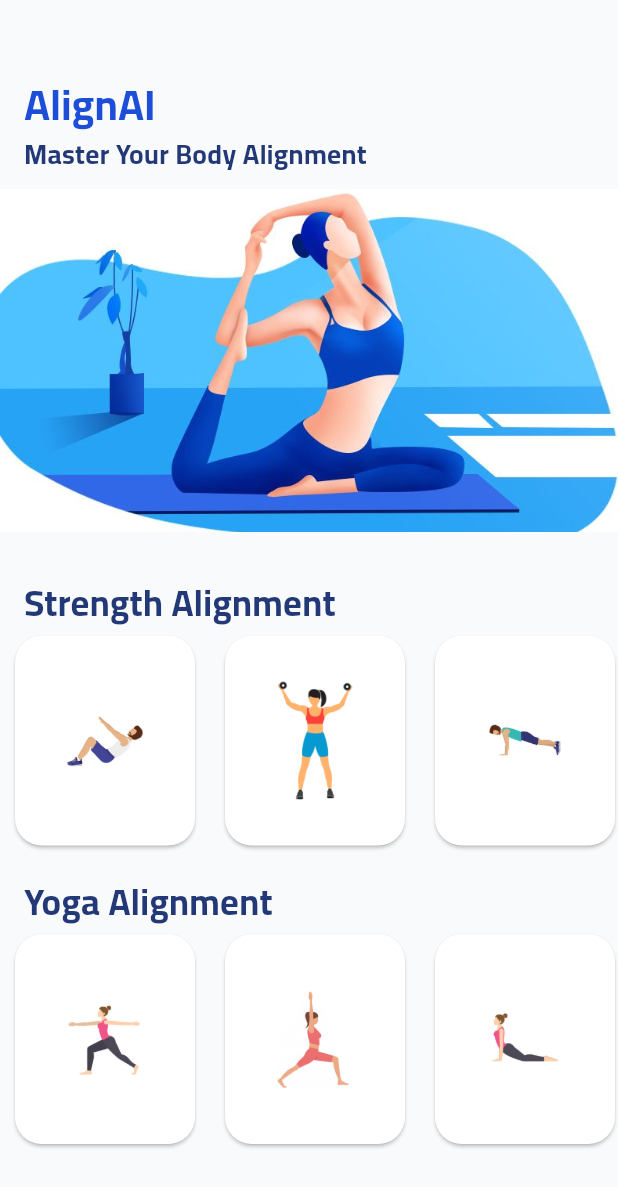
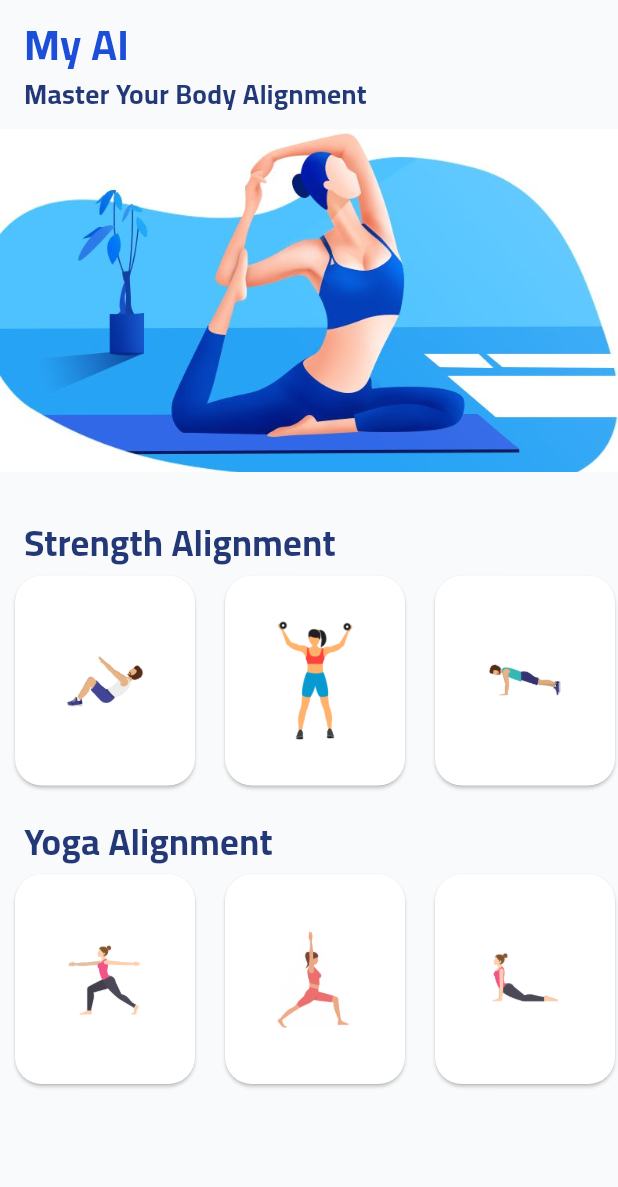
Before and after one commit to Ahmed55714/ProFIT-project, a Flutter app: the MainScreen screen opened directly, on a phone screen of 412 x 824 dp. Shown: the top 1187 px of the screen. Run offline on Flutter 3.47's test engine with Material 3 defaults, Android fonts, the light colour scheme and no system bars; our stand-ins replace camera, carousel_slider, fl_chart, flutter_svg, get, google_maps_flutter and 5 more; missing offline and left inert: fl_country_code_picker, heart_bpm, tflite; accounts and stored records are empty; project files that could hold a hidden picture were left out.

Commit message:
still work profit

```diff
--- a/lib/Views/pages/ai/main_screen.dart
+++ b/lib/Views/pages/ai/main_screen.dart
@@ -17,12 +17,13 @@ class MainScreen extends StatelessWidget {
   Widget build(BuildContext context) {
     return Scaffold(
       backgroundColor: grey50,
-      body: SingleChildScrollView(
+      body: SafeArea(
+        child: SingleChildScrollView(
           child: Column(
             crossAxisAlignment: CrossAxisAlignment.start,
             children: [
-            SizedBox(height: 50),
-            headerText('AlignAI', colorBlue, 28.0),
+              SizedBox(height: 10),
+              headerText('My AI', colorBlue, 28.0),
               headerText('Master Your Body Alignment', DArkBlue900, 18.0),
               SizedBox(height: 10),
               Image.asset('assets/images/align.PNG'),
@@ -34,6 +35,7 @@ class MainScreen extends StatelessWidget {
               headerText('Yoga Alignment', DArkBlue900, 24.0),
               buildScrollableList(context, 5, true),
             ],
+          ),
         ),
       ),
     );
```
Lines whose indentation alone changed are shown as unchanged.
